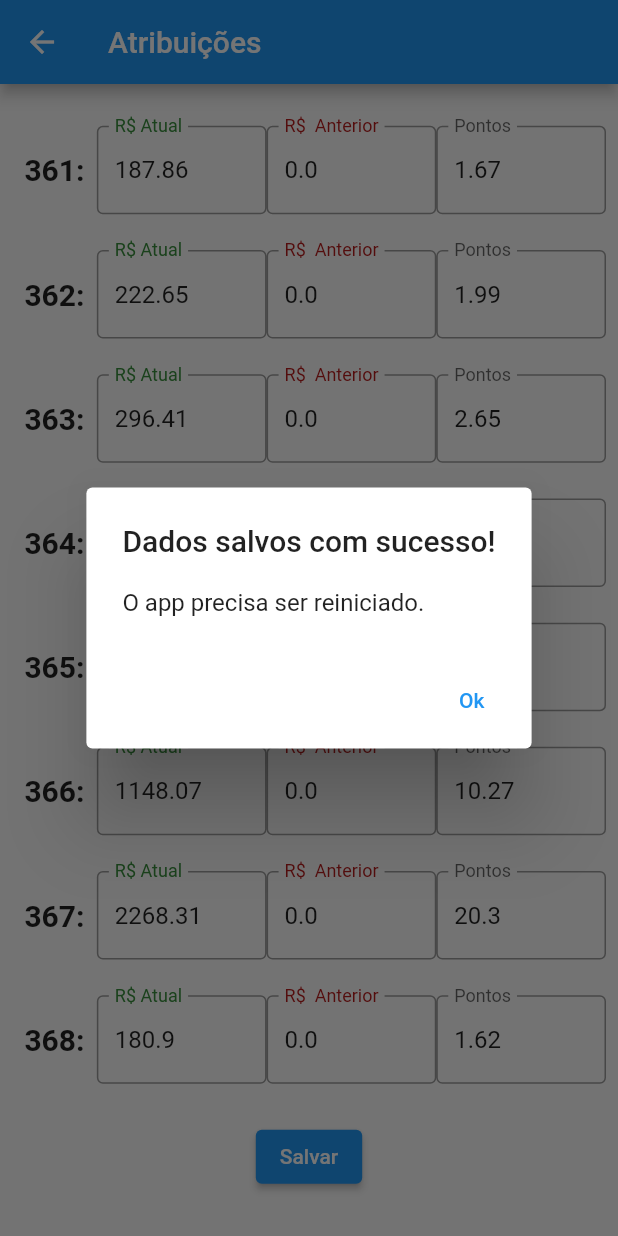
After one commit to r3soares/vtr_util, a Flutter app: the SettingsPage screen opened by its route, after a tap on "Salvar", on a phone screen of 412 x 824 dp. The commit adds this screen. Run offline on Flutter 3.47's test engine with Material 2 defaults, Android fonts, the phone set to English and light mode, and no system bars; our stand-ins replace shared_preferences; missing offline and left inert: beautiful_soup_dart, syncfusion_flutter_pdf; accounts and stored records are empty.

Commit message:
Importado biblioteca de servicos e valores do VTR

```diff
--- /dev/null
+++ b/src/vtr_util/lib/domain/servico_vtr.dart
@@ -0,0 +1,28 @@
+class ServicoVtr {
+  final int cod;
+  final int capacidadeMaxima;
+  final double valor;
+  final double valorAnterior;
+  final double pontos;
+  final String descricao;
+
+  ServicoVtr(this.cod, this.capacidadeMaxima, this.valor, this.valorAnterior,
+      this.pontos, this.descricao);
+
+  ServicoVtr.fromJson(Map<String, dynamic> json)
+      : cod = json['cod'],
+        capacidadeMaxima = json['capacidadeMaxima'],
+        valor = json['valor'],
+        valorAnterior = json['valorAnterior'] ?? 0,
+        pontos = json['pontos'],
+        descricao = json['descricao'] ?? '';
+
+  Map<String, dynamic> toJson() => {
+        'cod': cod,
+        'capacidadeMaxima': capacidadeMaxima,
+        'valor': valor,
+        'valorAnterior': valorAnterior,
+        'pontos': pontos,
+        'descicao': descricao,
+      };
+}
--- /dev/null
+++ b/src/vtr_util/lib/infra/database.dart
@@ -0,0 +1,62 @@
+import 'dart:convert';
+
+import 'package:vtr_util/domain/servico_vtr.dart';
+import 'package:vtr_util/services/preferences.dart';
+
+class Database {
+  static final Database _instance = Database._internal();
+  final List<ServicoVtr> servicos = [];
+
+  factory Database() {
+    return _instance;
+  }
+
+  Database._internal();
+
+  init() async {
+    try {
+      if (await Preferences.readData('361') != null) {
+        var decoder = const JsonDecoder();
+        servicos.addAll([
+          ServicoVtr.fromJson(
+              decoder.convert(await Preferences.readData('361'))),
+          ServicoVtr.fromJson(
+              decoder.convert(await Preferences.readData('362'))),
+          ServicoVtr.fromJson(
+              decoder.convert(await Preferences.readData('363'))),
+          ServicoVtr.fromJson(
+              decoder.convert(await Preferences.readData('364'))),
+          ServicoVtr.fromJson(
+              decoder.convert(await Preferences.readData('365'))),
+          ServicoVtr.fromJson(
+              decoder.convert(await Preferences.readData('366'))),
+          ServicoVtr.fromJson(
+              decoder.convert(await Preferences.readData('367'))),
+          ServicoVtr.fromJson(
+              decoder.convert(await Preferences.readData('368'))),
+        ]);
+        return servicos;
+      }
+      servicos.addAll([
+        ServicoVtr(361, 4000, 187.86, 0, 1.67, 'Até 4.000L'),
+        ServicoVtr(362, 6000, 222.65, 0, 1.99, 'De 4.001L até 6.000L'),
+        ServicoVtr(363, 8000, 296.41, 0, 2.65, 'De 6.001L até 8.000L'),
+        ServicoVtr(364, 10000, 371.55, 0, 3.31, 'De 8.001L até 10.000L'),
+        ServicoVtr(365, 20000, 743.11, 0, 6.64, 'De 10.001L até 20.000L'),
+        ServicoVtr(366, 40000, 1148.07, 0, 10.27, 'De 20.001L até 40.000L'),
+        ServicoVtr(367, 100000, 2268.31, 0, 20.3, 'Acima de 40.000L'),
+        ServicoVtr(
+            368, 0, 180.90, 0, 1.62, 'Dispositivo de referência adicional'),
+      ]);
+      var encoder = const JsonEncoder();
+      for (var s in servicos) {
+        await Preferences.saveData(
+            s.cod.toString(), encoder.convert(s.toJson()));
+      }
+      return servicos;
+    } on Exception catch (ex) {
+      print('Erro ao buscar dados no shared Preferences');
+      throw ex;
+    }
+  }
+}
--- a/src/vtr_util/lib/models/tanque.dart
+++ b/src/vtr_util/lib/models/tanque.dart
@@ -9,6 +9,7 @@ class Tanque {
   final int capacidadeTotal;
   final String marcaTanque;
   final String marcaVeiculo;
+  final String chassiVeiculo;
   final List<String> dadosPneus;
 
   Tanque(
@@ -20,5 +21,6 @@ class Tanque {
       required this.capacidadeTotal,
       required this.marcaTanque,
       required this.marcaVeiculo,
+      required this.chassiVeiculo,
       required this.dadosPneus});
 }
--- /dev/null
+++ b/src/vtr_util/lib/pages/settings_page.dart
@@ -0,0 +1,210 @@
+import 'dart:convert';
+import 'package:flutter/material.dart';
+import 'package:provider/provider.dart';
+import 'package:vtr_util/domain/servico_vtr.dart';
+import 'package:vtr_util/services/preferences.dart';
+
+class SettingsPage extends StatelessWidget {
+  SettingsPage({Key? key}) : super(key: key);
+  final List<TextEditingController> controllersAtual = [];
+  final List<TextEditingController> controllersAnterior = [];
+  final List<TextEditingController> controllersPontos = [];
+
+  @override
+  Widget build(BuildContext context) {
+    List<ServicoVtr> servicos = context.read<List<ServicoVtr>>();
+    controllersAtual.addAll(List.generate(servicos.length,
+        (i) => TextEditingController(text: '${servicos[i].valor}')));
+    controllersAnterior.addAll(List.generate(servicos.length,
+        (i) => TextEditingController(text: '${servicos[i].valorAnterior}')));
+    controllersPontos.addAll(List.generate(servicos.length,
+        (i) => TextEditingController(text: '${servicos[i].pontos}')));
+    return Scaffold(
+      appBar: AppBar(
+        title: const Text('Atribuições'),
+      ),
+      body: Padding(
+        padding: const EdgeInsets.symmetric(vertical: 16, horizontal: 8),
+        child: Column(
+          children: [
+            Expanded(
+              flex: 9,
+              child: Column(
+                children: _geraCodigosServicos(servicos),
+              ),
+            ),
+            Expanded(
+              flex: 1,
+              child: Center(
+                child: ElevatedButton(
+                    child: const Text('Salvar'),
+                    onPressed: () async => {
+                          await _salvaDados(servicos),
+                          await _showDialogReiniciarApp(context),
+                        }),
+              ),
+            )
+          ],
+        ),
+      ),
+    );
+  }
+
+  _geraCodigosServicos(List<ServicoVtr> servicos) {
+    List<Widget> lista = [];
+    for (int i = 0; i < servicos.length; i++) {
+      lista.add(Expanded(
+        flex: 1,
+        child: Row(
+          crossAxisAlignment: CrossAxisAlignment.stretch,
+          children: [
+            Expanded(
+                flex: 1,
+                child: Center(
+                  child: Text(
+                    textAlign: TextAlign.center,
+                    '${servicos[i].cod}: ',
+                    style: const TextStyle(
+                        fontSize: 20, fontWeight: FontWeight.bold),
+                  ),
+                )),
+            Expanded(
+              flex: 2,
+              child: Center(
+                child: TextField(
+                  controller: controllersAtual[i],
+                  decoration: InputDecoration(
+                      border: const OutlineInputBorder(),
+                      labelText: 'R\$ Atual',
+                      labelStyle: TextStyle(color: Colors.green[700])),
+                ),
+              ),
+            ),
+            Expanded(
+              flex: 2,
+              child: Center(
+                child: TextField(
+                  controller: controllersAnterior[i],
+                  decoration: InputDecoration(
+                      border: const OutlineInputBorder(),
+                      labelText: 'R\$  Anterior',
+                      labelStyle: TextStyle(color: Colors.red[900])),
+                ),
+              ),
+            ),
+            Expanded(
+              flex: 2,
+              child: Center(
+                child: TextField(
+                  controller: controllersPontos[i],
+                  decoration: const InputDecoration(
+                    border: OutlineInputBorder(),
+                    labelText: 'Pontos',
+                  ),
+                ),
+              ),
+            ),
+          ],
+        ),
+      ));
+    }
+    return lista;
+  }
+
+  _salvaDados(List<ServicoVtr> servicos) async {
+    servicos.clear();
+    servicos.addAll([
+      ServicoVtr(
+          361,
+          4000,
+          double.tryParse(controllersAtual[0].text) ?? 0,
+          double.tryParse(controllersAnterior[0].text) ?? 0,
+          double.tryParse(controllersPontos[0].text) ?? 0,
+          'Até 4.000L'),
+      ServicoVtr(
+          362,
+          6000,
+          double.tryParse(controllersAtual[1].text) ?? 0,
+          double.tryParse(controllersAnterior[1].text) ?? 0,
+          double.tryParse(controllersPontos[1].text) ?? 0,
+          'De 4.001L até 6.000L'),
+      ServicoVtr(
+          363,
+          8000,
+          double.tryParse(controllersAtual[2].text) ?? 0,
+          double.tryParse(controllersAnterior[2].text) ?? 0,
+          double.tryParse(controllersPontos[2].text) ?? 0,
+          'De 6.001L até 8.000L'),
+      ServicoVtr(
+          364,
+          10000,
+          double.tryParse(controllersAtual[3].text) ?? 0,
+          double.tryParse(controllersAnterior[3].text) ?? 0,
+          double.tryParse(controllersPontos[3].text) ?? 0,
+          'De 8.001L até 10.000L'),
+      ServicoVtr(
+          365,
+          20000,
+          double.tryParse(controllersAtual[4].text) ?? 0,
+          double.tryParse(controllersAnterior[4].text) ?? 0,
+          double.tryParse(controllersPontos[4].text) ?? 0,
+          'De 10.001L até 20.000L'),
+      ServicoVtr(
+          366,
+          40000,
+          double.tryParse(controllersAtual[5].text) ?? 0,
+          double.tryParse(controllersAnterior[5].text) ?? 0,
+          double.tryParse(controllersPontos[5].text) ?? 0,
+          'De 20.001L até 40.000L'),
+      ServicoVtr(
+          367,
+          100000,
+          double.tryParse(controllersAtual[6].text) ?? 0,
+          double.tryParse(controllersAnterior[6].text) ?? 0,
+          double.tryParse(controllersPontos[6].text) ?? 0,
+          'Acima de 40.000L'),
+      ServicoVtr(
+          368,
+          0,
+          double.tryParse(controllersAtual[7].text) ?? 0,
+          double.tryParse(controllersAnterior[7].text) ?? 0,
+          double.tryParse(controllersPontos[7].text) ?? 0,
+          'Dispositivo de referência adicional'),
+    ]);
+    var encoder = const JsonEncoder();
+    for (var s in servicos) {
+      await Preferences.saveData(s.cod.toString(), encoder.convert(s.toJson()));
+    }
+  }
+
+  _restartApp(BuildContext context) async {
+    await Navigator.pushNamedAndRemoveUntil(context, '/', (_) => false);
+  }
+
+  Future<void> _showDialogReiniciarApp(BuildContext context) async {
+    return showDialog<void>(
+      context: context,
+      barrierDismissible: false, // user must tap button!
+      builder: (BuildContext context) {
+        return AlertDialog(
+          title: const Text('Dados salvos com sucesso!'),
+          content: SingleChildScrollView(
+            child: ListBody(
+              children: const <Widget>[
+                Text('O app precisa ser reiniciado.'),
+              ],
+            ),
+          ),
+          actions: <Widget>[
+            TextButton(
+              child: const Text('Ok'),
+              onPressed: () async {
+                await _restartApp(context);
+              },
+            ),
+          ],
+        );
+      },
+    );
+  }
+}
--- a/src/vtr_util/pubspec.yaml
+++ b/src/vtr_util/pubspec.yaml
@@ -12,6 +12,8 @@ dependencies:
     sdk: flutter
   http: ^1.0.0
   intl: ^0.18.1
+  provider: ^6.0.5
+  shared_preferences: ^2.1.2
   syncfusion_flutter_pdf: ^21.2.10
 
 dev_dependencies:
```
Also changed, not shown: src/vtr_util/lib/domain/constantes.dart (added, +9 -0 lines), src/vtr_util/lib/domain/custo_compartimento.dart (added, +67 -0 lines), src/vtr_util/lib/domain/extensions.dart (added, +36 -0 lines), src/vtr_util/lib/main.dart (+23 -4 lines), src/vtr_util/lib/services/pdf_services/base_pdf_reader.dart (+14 -8 lines), src/vtr_util/lib/services/preferences.dart (added, +36 -0 lines), src/vtr_util/pubspec.lock, 1 other file.
